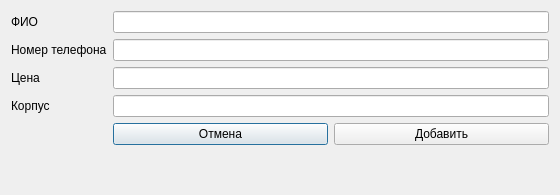
Old version of the form addseller.ui in the repository ploschka/CureSuch.
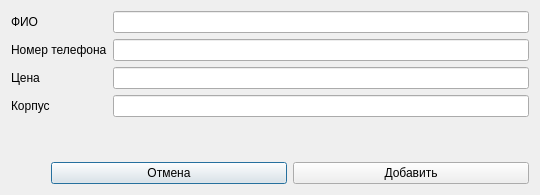
New version of the form.

The edit to the form file:
```diff
--- a/addseller.ui
+++ b/addseller.ui
@@ -6,7 +6,7 @@
    <rect>
     <x>0</x>
     <y>0</y>
-    <width>560</width>
+    <width>540</width>
     <height>195</height>
    </rect>
   </property>
@@ -19,7 +19,12 @@
   <property name="windowTitle">
    <string>Добавить продавца</string>
   </property>
+  <layout class="QVBoxLayout" name="verticalLayout">
+   <item>
   <layout class="QFormLayout" name="formLayout">
+     <item row="0" column="1">
+      <widget class="QLineEdit" name="NameLine"/>
+     </item>
    <item row="0" column="0">
     <widget class="QLabel" name="label">
      <property name="text">
@@ -27,8 +32,8 @@
      </property>
     </widget>
    </item>
-   <item row="0" column="1">
-    <widget class="QLineEdit" name="NameLine"/>
+     <item row="1" column="1">
+      <widget class="QLineEdit" name="NumberLine"/>
    </item>
    <item row="1" column="0">
     <widget class="QLabel" name="label_2">
@@ -37,8 +42,8 @@
      </property>
     </widget>
    </item>
-   <item row="1" column="1">
-    <widget class="QLineEdit" name="NumberLine"/>
+     <item row="2" column="1">
+      <widget class="QLineEdit" name="PriceLine"/>
    </item>
    <item row="2" column="0">
     <widget class="QLabel" name="label_3">
@@ -47,8 +52,8 @@
      </property>
     </widget>
    </item>
-   <item row="2" column="1">
-    <widget class="QLineEdit" name="PriceLine"/>
+     <item row="3" column="1">
+      <widget class="QLineEdit" name="BuildingLine"/>
    </item>
    <item row="3" column="0">
     <widget class="QLabel" name="label_4">
@@ -57,11 +62,26 @@
      </property>
     </widget>
    </item>
-   <item row="3" column="1">
-    <widget class="QLineEdit" name="BuildingLine"/>
+    </layout>
    </item>
-   <item row="4" column="1">
+   <item>
     <layout class="QHBoxLayout" name="horizontalLayout">
+     <item>
+      <spacer name="horizontalSpacer">
+       <property name="orientation">
+        <enum>Qt::Horizontal</enum>
+       </property>
+       <property name="sizeType">
+        <enum>QSizePolicy::Preferred</enum>
+       </property>
+       <property name="sizeHint" stdset="0">
+        <size>
+         <width>40</width>
+         <height>20</height>
+        </size>
+       </property>
+      </spacer>
+     </item>
      <item>
       <widget class="QPushButton" name="CancelButton">
        <property name="text">
```
Lines whose indentation alone changed are shown as unchanged.
